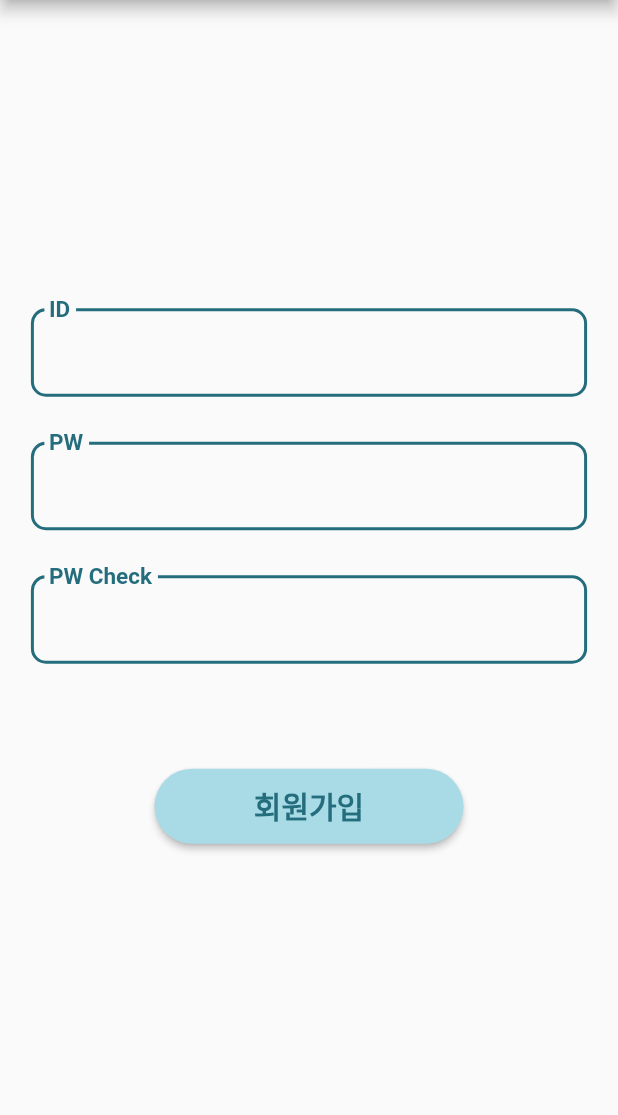
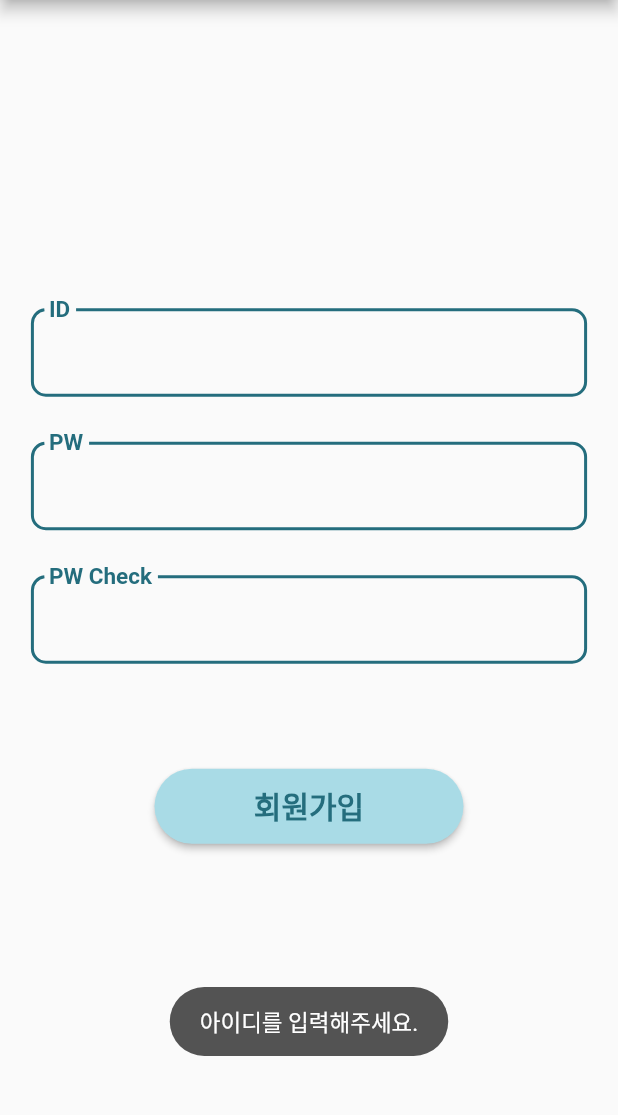
Before and after one commit to haZuny/GDSC-image-cloud-app, a Flutter app: the SignUpPage screen opened directly, after a tap on "회원가입", on a phone screen of 412 x 824 dp, the part 84-1199 px from its top. Run offline on Flutter 3.47's test engine with Material 2 defaults, Android fonts, the phone set to English and light mode, and no system bars; our stand-ins replace dio, dropdown_button2, get, image_picker, toast; missing offline and left inert: tflite_flutter, tflite_flutter_helper; network calls fail; project files that could hold a hidden picture were left out.

Commit message:
완전 완성

```diff
--- a/lib/ImageDetailPage.dart
+++ b/lib/ImageDetailPage.dart
@@ -2,6 +2,7 @@ import 'package:dio/dio.dart';
 import 'package:flutter/material.dart';
 import 'package:get/get.dart';
 import 'BaseFile.dart';
+import 'package:toast/toast.dart';
 
 import 'AppBar_Drawer.dart';
 
@@ -29,6 +30,7 @@ class _ImageDetailPage extends State<ImageDetailPage> {
 
   @override
   Widget build(BuildContext context) {
+    ToastContext().init(context);
     return Scaffold(
         backgroundColor: showOnlyImg ? Colors.black : Colors.white,
         appBar: showOnlyImg ? null : MyAppBar(true, categoryLabel[img.category]),
@@ -271,10 +273,11 @@ class _ImageDetailPage extends State<ImageDetailPage> {
     try {
       var res = await dio.delete(uri, data: body);
       print('==========\n사진 삭제 성공\n==========');
+      Toast.show("성공적으로 삭제했습니다.");
       return 0;
     } catch (e) {
       print('==========\n사진 삭제 실패\n==========');
-      print(e);
+      Toast.show("사진 삭제 실패");
       return -1;
     }
   }
--- a/lib/ImgListPage.dart
+++ b/lib/ImgListPage.dart
@@ -1,5 +1,6 @@
 import 'package:dio/dio.dart';
 import 'package:flutter/material.dart';
+import 'package:toast/toast.dart';
 
 import 'package:intl/intl.dart';
 import 'package:get/get.dart';
@@ -40,6 +41,7 @@ class _ImageListPage extends State<ImageListPage> {
     // TODO: implement initState
     super.initState();
     apiGetImageList(uid, category, page);
+    ToastContext().init(context);
   }
 
   @override
@@ -57,8 +59,7 @@ class _ImageListPage extends State<ImageListPage> {
         margin: EdgeInsets.all(floatingBtnMargin),
         child: FloatingActionButton.small(
           onPressed: () {
-            // Get.back();
-            print(scrollController.offset);
+            Get.back();
           },
           child: Icon(Icons.arrow_back),
           backgroundColor: Color(color_mint),
@@ -239,6 +240,7 @@ class _ImageListPage extends State<ImageListPage> {
       return 0;
     } catch (e) {
       print('==========\n이미지 리스트 page$page 조회 실패\n==========');
+      Toast.show("정보를 받아오는데 실패했습니다.");
       return -1;
     }
   }
--- a/lib/MainPage.dart
+++ b/lib/MainPage.dart
@@ -5,6 +5,7 @@ import 'package:flutter/material.dart';
 import 'package:get/get.dart';
 import 'package:dio/dio.dart';
 import 'package:image_picker/image_picker.dart';
+import 'package:toast/toast.dart';
 import 'package:toy_project/Classifier.dart';
 import 'package:toy_project/UploadImgPage.dart';
 
@@ -29,12 +30,13 @@ class _MainPage extends State<MainPage> {
   void initState() {
     // TODO: implement initState
     super.initState();
-
+    ToastContext().init(context);
     apiGetCategoryList(uid);
   }
 
   @override
   Widget build(context) => Scaffold(
+    resizeToAvoidBottomInset : false,
         appBar: MyAppBar(true, '사진 분류 어플'),
         body: Column(
           mainAxisAlignment: MainAxisAlignment.spaceAround,
@@ -392,6 +394,7 @@ class _MainPage extends State<MainPage> {
       return 0;
     } catch (e) {
       print('==========\n카테고리 조회 실패\n==========');
+      Toast.show("정보를 얻는데 실패했습니다.");
       return -1;
     }
   }
--- a/lib/SignUpPage.dart
+++ b/lib/SignUpPage.dart
@@ -3,6 +3,7 @@ import 'package:get/get.dart';
 import 'BaseFile.dart';
 import 'AppBar_Drawer.dart';
 import 'package:dio/dio.dart';
+import 'package:toast/toast.dart';
 
 class SignUpPage extends StatelessWidget {
   TextEditingController signUpIdController = TextEditingController();
@@ -10,20 +11,24 @@ class SignUpPage extends StatelessWidget {
   TextEditingController signUpPw2Controller = TextEditingController();
 
   @override
-  Widget build(BuildContext context) => GestureDetector(
+  Widget build(BuildContext context) {
+    ToastContext().init(context);
+    return GestureDetector(
       onTap: () {
         FocusScope.of(context).unfocus();
       },
       child: Scaffold(
         appBar: MyAppBar(false, '사진 분류 어플'),
-          body: Column(
+        body: Center(
+          child: SingleChildScrollView(
+            child: Column(
               mainAxisAlignment: MainAxisAlignment.center,
               crossAxisAlignment: CrossAxisAlignment.center,
               children: [
                 /// ID TF
                 Container(
-                width:
-                    getFulLSizePercent(context, signInPageTFWidthPercent, true),
+                  width: getFulLSizePercent(
+                      context, signInPageTFWidthPercent, true),
                   child: TextField(
                       controller: signUpIdController,
                       decoration: InputDecoration(
@@ -57,9 +62,10 @@ class SignUpPage extends StatelessWidget {
 
                 /// PW TF
                 Container(
-                width:
-                    getFulLSizePercent(context, signInPageTFWidthPercent, true),
+                  width: getFulLSizePercent(
+                      context, signInPageTFWidthPercent, true),
                   child: TextField(
+                      obscureText: true,
                       controller: signUpPwController,
                       decoration: InputDecoration(
                         // 기본 테두리
@@ -92,9 +98,10 @@ class SignUpPage extends StatelessWidget {
 
                 /// PW Check TF
                 Container(
-                width:
-                    getFulLSizePercent(context, signInPageTFWidthPercent, true),
+                  width: getFulLSizePercent(
+                      context, signInPageTFWidthPercent, true),
                   child: TextField(
+                      obscureText: true,
                       controller: signUpPw2Controller,
                       decoration: InputDecoration(
                         // 기본 테두리
@@ -134,15 +141,17 @@ class SignUpPage extends StatelessWidget {
                     // 아이디 공백
                     if (id == "") {
                       print("아이디 공백");
+                      Toast.show("아이디를 입력해주세요.");
                       return;
                     }
                     // pw 일치 여부
                     if (pw != pw2) {
                       print('패스워드 불일치');
+                      Toast.show("패스워드가 서로 다릅니다.");
                       return;
                     }
                     if (await apiGetCheckID(id) == 0) {
-                    if(await apiPostSignUp(id, pw) == 0){
+                      if (await apiPostSignUp(id, pw) == 0) {
                         Get.back();
                       }
                     }
@@ -152,7 +161,8 @@ class SignUpPage extends StatelessWidget {
                         borderRadius: BorderRadius.circular(100)),
                     backgroundColor: Color(color_whiteMint),
                     minimumSize: Size(
-                      getFulLSizePercent(context, btnSingleWidthPercent, true),
+                        getFulLSizePercent(
+                            context, btnSingleWidthPercent, true),
                         btnHeight),
                   ),
                   child: Text(
@@ -166,7 +176,10 @@ class SignUpPage extends StatelessWidget {
               ],
             ),
           ),
+        ),
+      ),
     );
+  }
 
   /// API
   // 아이디 중복 체크
@@ -180,6 +193,7 @@ class SignUpPage extends StatelessWidget {
     }
     catch(e){
       print('==========\n아이디 중복\n==========');
+      Toast.show("이미 존재하는 아이디 입니다.");
       return -1;
     }
   }
@@ -194,10 +208,12 @@ class SignUpPage extends StatelessWidget {
     try{
       var res = await dio.post(uri, data: body);
       print('==========\n회원가입 성공\n==========');
+      Toast.show("회원가입 성공");
       return 0;
     }
     catch(e){
       print('==========\n회원가입 실패\n==========');
+      Toast.show("회원가입에 실패했습니다.");
       return -1;
     }
   }
--- a/pubspec.yaml
+++ b/pubspec.yaml
@@ -49,6 +49,7 @@ dependencies:
   dio: ^4.0.6
   http_parser: ^4.0.2
   path_provider: ^2.0.12
+  toast: ^0.3.0
 
 dev_dependencies:
   flutter_test:
```
Also changed, not shown: lib/SignInPage.dart (+12 -2 lines), pubspec.lock. Lines whose indentation alone changed are shown as unchanged.
